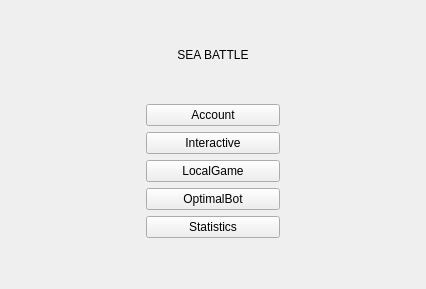
Before: the Qt Designer form mainmenu.ui in ProfessorNik/Lab_3, drawn with Qt 5.
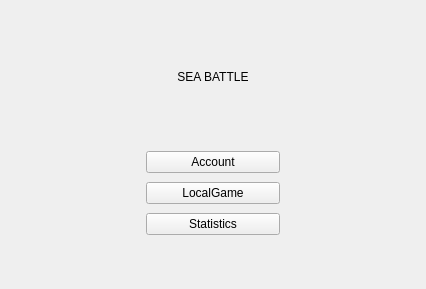
After: the same form once the commit is applied.

Commit message: optimal gamer shoot is ready

Diff of the .ui file:
```diff
--- a/mainmenu.ui
+++ b/mainmenu.ui
@@ -29,13 +29,6 @@
        </property>
       </widget>
      </item>
-     <item>
-      <widget class="QPushButton" name="interactiveButton">
-       <property name="text">
-        <string>Interactive</string>
-       </property>
-      </widget>
-     </item>
      <item>
       <widget class="QPushButton" name="localGameButton">
        <property name="text">
@@ -43,13 +36,6 @@
        </property>
       </widget>
      </item>
-     <item>
-      <widget class="QPushButton" name="optimalButton">
-       <property name="text">
-        <string>OptimalBot</string>
-       </property>
-      </widget>
-     </item>
      <item>
       <widget class="QPushButton" name="statisticsButton">
        <property name="text">
```
The commit also changes 40 other files.
